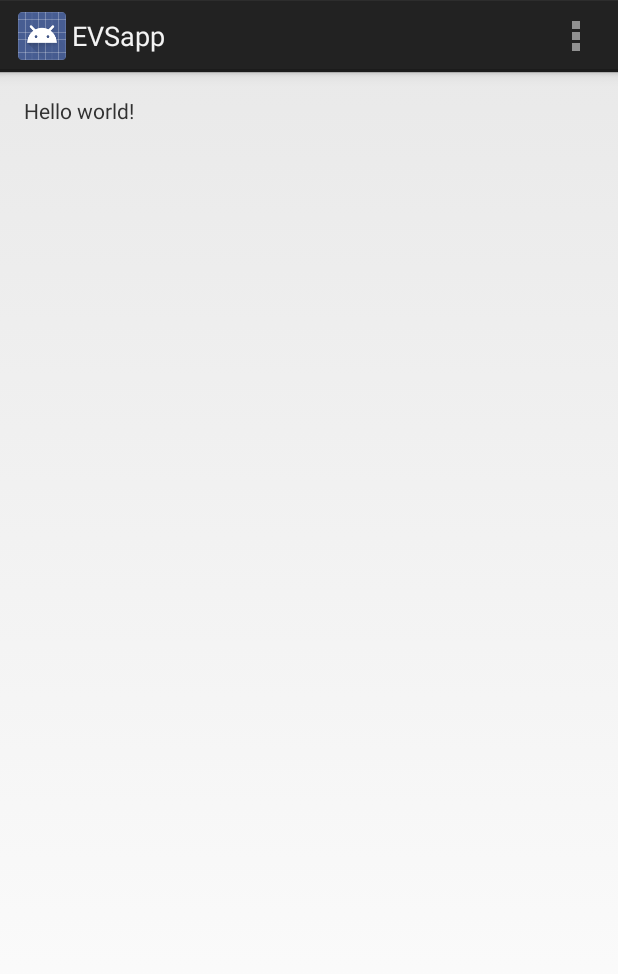
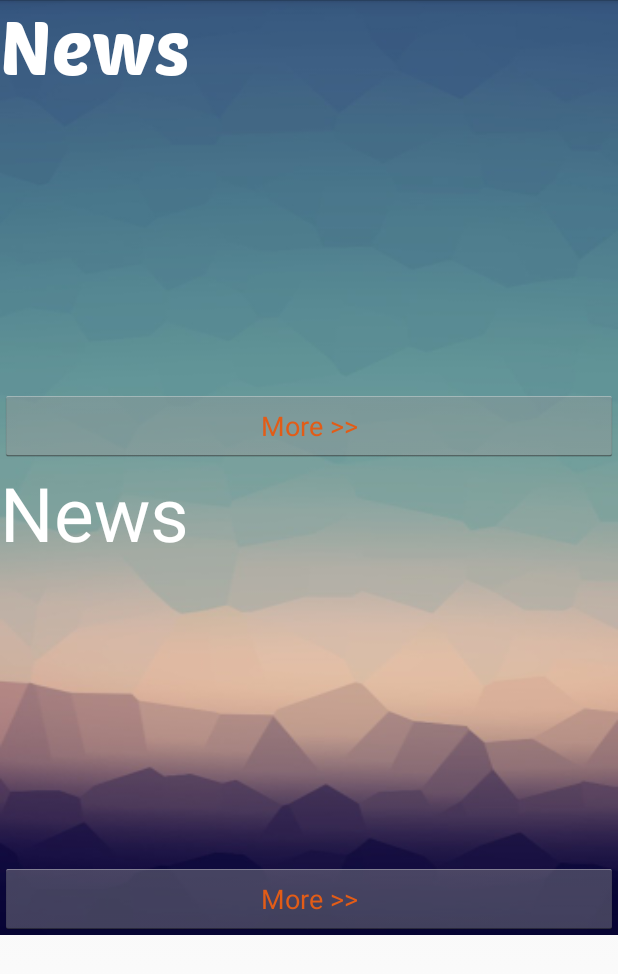
Before and after one commit to jnitesh/EVSapp, an Android app: the screen it shows after launch (MainActivity), on a phone screen of 412 x 824 dp. Shown: the top 974 px of the screen. Run offline under Robolectric (Android 15) with nearby library versions, the phone set to English and light mode, and no system bars.

Commit message:
Updated newsActivity and main

```diff
--- a/app/build.gradle
+++ b/app/build.gradle
@@ -2,7 +2,7 @@ apply plugin: 'com.android.application'
 
 android {
     compileSdkVersion 19
-    buildToolsVersion "20.0.0"
+    buildToolsVersion '20.0.0'
 
     defaultConfig {
         applicationId "com.example.nitesh.evsapp"
--- a/app/src/main/AndroidManifest.xml
+++ b/app/src/main/AndroidManifest.xml
@@ -16,6 +16,10 @@
                 <category android:name="android.intent.category.LAUNCHER" />
             </intent-filter>
         </activity>
+        <activity android:name=".News"
+                  android:label="@string/app_name"
+                android:parentActivityName=".MainActivity">
+        </activity>
     </application>
 
 </manifest>
--- a/app/src/main/java/com/example/nitesh/evsapp/MainActivity.java
+++ b/app/src/main/java/com/example/nitesh/evsapp/MainActivity.java
@@ -1,10 +1,14 @@
 package com.example.nitesh.evsapp;
 
 import android.app.Activity;
+import android.content.Intent;
+import android.graphics.Typeface;
 import android.os.Bundle;
 import android.view.Menu;
 import android.view.MenuItem;
+import android.view.View;
 import android.widget.Button;
+import android.widget.TextView;
 
 
 public class MainActivity extends Activity {
@@ -13,14 +17,14 @@ public class MainActivity extends Activity {
     protected void onCreate(Bundle savedInstanceState) {
         super.onCreate(savedInstanceState);
         setContentView(R.layout.activity_main);
-        Button button = new Button(this);
-        button.setText("Hello World");
-        button.setText("Bye");
+        Typeface typeface = Typeface.createFromAsset(getAssets(),"PoetsenOne-Regular.ttf");
+        TextView news = (TextView)findViewById(R.id.news);
+        news.setTypeface(typeface);
     }
 
 
     @Override
-    public boolean onCreateOptionsMenu(Menu menu) {
+    public boolean onCreateOptionsMenu(Menu menu){
         // Inflate the menu; this adds items to the action bar if it is present.
         getMenuInflater().inflate(R.menu.main, menu);
         return true;
@@ -37,4 +41,9 @@ public class MainActivity extends Activity {
         }
         return super.onOptionsItemSelected(item);
     }
+
+    public void newsActivity(View v){
+        Intent newsIntent = new Intent(this,News.class);
+        startActivity(newsIntent);
+    }
 }
--- a/app/src/main/res/layout/activity_main.xml
+++ b/app/src/main/res/layout/activity_main.xml
@@ -1,16 +1,69 @@
-<RelativeLayout xmlns:android="http://schemas.android.com/apk/res/android"
+
+<ScrollView xmlns:android="http://schemas.android.com/apk/res/android"
     xmlns:tools="http://schemas.android.com/tools"
     android:layout_width="match_parent"
     android:layout_height="match_parent"
-    android:paddingLeft="@dimen/activity_horizontal_margin"
-    android:paddingRight="@dimen/activity_horizontal_margin"
-    android:paddingTop="@dimen/activity_vertical_margin"
-    android:paddingBottom="@dimen/activity_vertical_margin"
     tools:context=".MainActivity">
 
-    <TextView
-        android:text="@string/hello_world"
-        android:layout_width="wrap_content"
-        android:layout_height="wrap_content" />
+    <LinearLayout xmlns:android="http://schemas.android.com/apk/res/android"
+                  xmlns:tools="http://schemas.android.com/tools"
+                  android:layout_width="match_parent"
+                  android:layout_height="match_parent"
+                  android:orientation="vertical"
+                  android:background="@drawable/mainactivity"
+                  tools:context=".MainActivity">
 
-</RelativeLayout>
+            <TextView
+                android:id="@+id/news"
+                android:text="@string/news_activity"
+                android:textColor="#fff"
+                android:textSize="50sp"
+                android:layout_weight="2"
+                android:gravity="center_vertical"
+                android:layout_width="match_parent"
+                android:layout_height="match_parent" />
+            <TextView
+
+                android:layout_weight="19"
+                android:layout_width="match_parent"
+                android:layout_height="200dp"
+                android:id="@+id/sample_news" />
+
+            <Button
+                android:layout_weight="1"
+                android:onClick="newsActivity"
+                android:textColor="#ffe25c17"
+                android:textSize="18sp"
+                android:text="@string/more"
+                android:layout_width="match_parent"
+                android:layout_height="wrap_content"
+                android:id="@+id/more_news"/>
+            <TextView
+                android:id="@+id/tips"
+                android:text="@string/news_activity"
+                android:textColor="#fff"
+                android:textSize="50sp"
+                android:layout_weight="2"
+                android:gravity="center_vertical"
+                android:layout_width="match_parent"
+                android:layout_height="match_parent" />
+            <TextView
+                android:layout_weight="19"
+                android:layout_width="match_parent"
+                android:layout_height="200dp"
+                android:id="@+id/sample_tips" />
+
+            <Button
+                android:layout_weight="1"
+                android:onClick="newsActivity"
+                android:textColor="#ffe25c17"
+                android:textSize="18sp"
+                android:text="@string/more"
+                android:layout_width="match_parent"
+                android:layout_height="wrap_content"
+                android:id="@+id/more_tips"/>
+
+    </LinearLayout>
+
+
+</ScrollView>
--- a/app/src/main/res/values/dimens.xml
+++ b/app/src/main/res/values/dimens.xml
@@ -1,5 +1,5 @@
 <resources>
     <!-- Default screen margins, per the Android Design guidelines. -->
-    <dimen name="activity_horizontal_margin">16dp</dimen>
+    <dimen name="activity_horizontal_margin">0dp</dimen>
     <dimen name="activity_vertical_margin">16dp</dimen>
 </resources>
--- a/app/src/main/res/values/strings.xml
+++ b/app/src/main/res/values/strings.xml
@@ -2,7 +2,11 @@
 <resources>
 
     <string name="app_name">EVSapp</string>
+    <string name="tips">EcoTips</string>
+    <string name="quiz">Quiz</string>
+    <string name="news_activity">News</string>
     <string name="hello_world">Hello world!</string>
     <string name="action_settings">Settings</string>
+    <string name="more">More >></string>
 
 </resources>
--- a/app/src/main/res/values/styles.xml
+++ b/app/src/main/res/values/styles.xml
@@ -1,8 +1,12 @@
 <resources>
 
     <!-- Base application theme. -->
-    <style name="AppTheme" parent="android:Theme.Holo.Light.DarkActionBar">
+    <style name="AppTheme" parent="android:Theme.Holo.Light.NoActionBar">
         <!-- Customize your theme here. -->
+    </style>
+    <style name="MyActionBar" parent="@android:style/Widget.Holo.Light.ActionBar">
+        <item name="android:background">#ff4b2f37</item>
+        <item name="android:height">65dp</item>
     </style>
 
 </resources>
```
Also changed, not shown: app/src/main/java/com/example/nitesh/evsapp/EcoTips.java (added, +15 -0 lines), app/src/main/java/com/example/nitesh/evsapp/News.java (added, +65 -0 lines), app/src/main/res/drawable/mainscreenbuttons.xml (added, +17 -0 lines), app/src/main/res/drawable/testing.xml (added, +17 -0 lines), app/src/main/res/layout/news_adapter.xml (added, +20 -0 lines), app/src/main/res/layout/newslayout.xml (added, +15 -0 lines), app/src/main/assets/Blenda Script.otf (added), app/src/main/assets/KiloGram_KG.otf (added), app/src/main/assets/PoetsenOne-Regular.ttf (added), app/src/main/res/drawable-xxhdpi/mainactivity.jpg (added), 2 other files.
